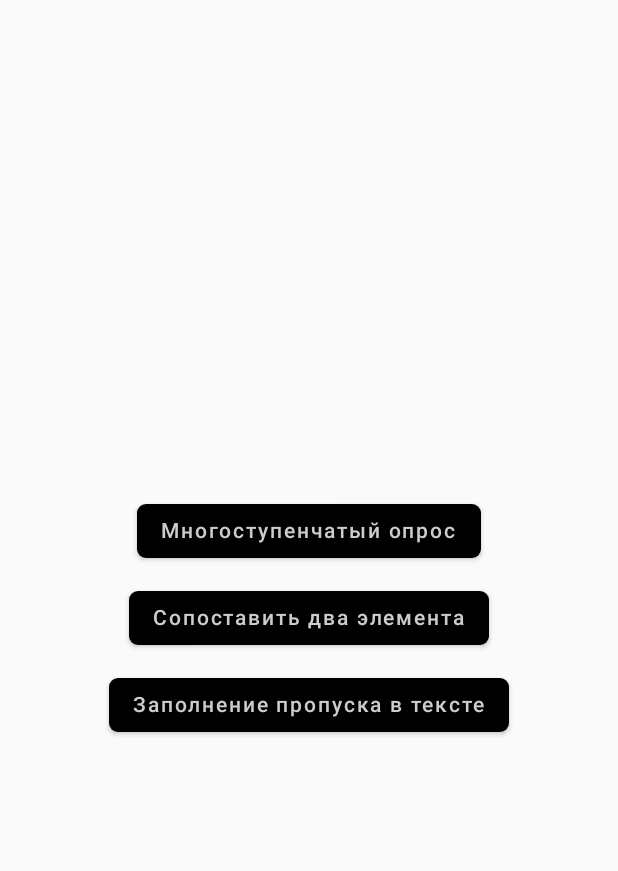
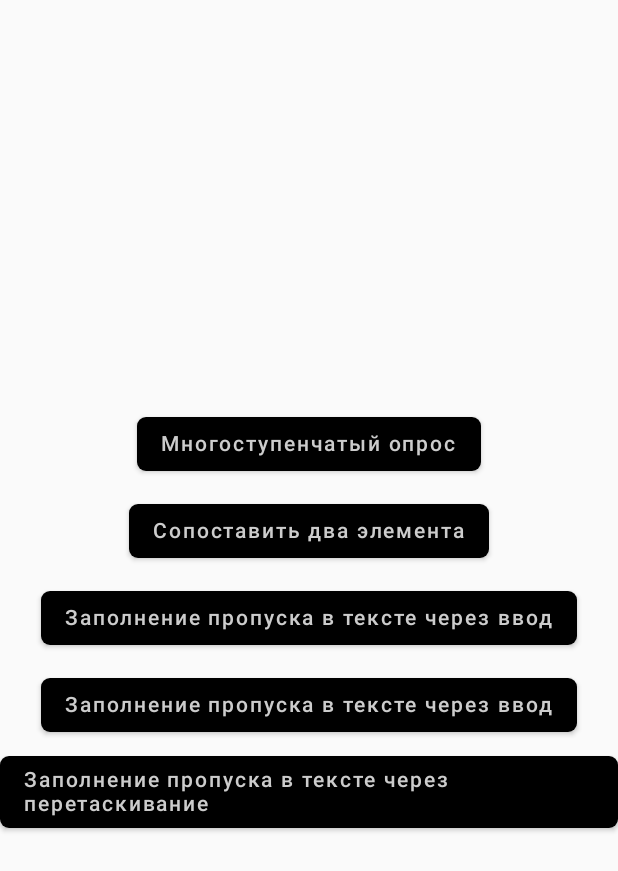
Before and after one commit to Privatik/AuthorInteractionElements, an Android app built with Jetpack Compose: the screen it shows after launch (MainActivity), on a phone screen of 412 x 824 dp. Shown: the top 871 px of the screen. Run offline under Robolectric (Android 15) with nearby library versions, the phone set to English and light mode, and no system bars.

Commit message:
fix putSkipPerEdit and create putSkipPerDrag

```diff
--- a/app/build.gradle
+++ b/app/build.gradle
@@ -50,6 +50,7 @@ dependencies {
     implementation(project(":core:ui"))
     implementation(project(":item"))
     implementation(project(":item:put-skip-per-edit"))
+    implementation(project(":item:put-skip-per-drag"))
     implementation(project(":item:survey"))
     implementation(project(":item:match-between-two-column"))
 
--- a/app/src/main/java/com/io/authorinteractionelements/ButtonsScreen.kt
+++ b/app/src/main/java/com/io/authorinteractionelements/ButtonsScreen.kt
@@ -4,7 +4,6 @@ import androidx.compose.foundation.layout.*
 import androidx.compose.foundation.rememberScrollState
 import androidx.compose.foundation.verticalScroll
 import androidx.compose.material.Button
-import androidx.compose.material.ButtonColors
 import androidx.compose.material.ButtonDefaults
 import androidx.compose.material.Text
 import androidx.compose.runtime.Composable
@@ -58,11 +57,39 @@ fun ButtonsScreen(
                 backgroundColor = palette.backgroundPrimary
             ),
             onClick = {
-                changeScreen(Screen.PutSkipItem)
+                changeScreen(Screen.PutSkipItemPerEdit)
             },
         ) {
             Text(
-                text = stringResource(R.string.put_skip_item),
+                text = stringResource(R.string.put_skip_item_per_edit),
+                color = palette.contentPrimary
+            )
+        }
+        Spacer(modifier = Modifier.height(dimens.smallSpace))
+        Button(
+            colors = ButtonDefaults.buttonColors(
+                backgroundColor = palette.backgroundPrimary
+            ),
+            onClick = {
+                changeScreen(Screen.PutSkipItemPerEdit)
+            },
+        ) {
+            Text(
+                text = stringResource(R.string.put_skip_item_per_edit),
+                color = palette.contentPrimary
+            )
+        }
+        Spacer(modifier = Modifier.height(dimens.smallSpace))
+        Button(
+            colors = ButtonDefaults.buttonColors(
+                backgroundColor = palette.backgroundPrimary
+            ),
+            onClick = {
+                changeScreen(Screen.PutSkipItemPerDrag)
+            },
+        ) {
+            Text(
+                text = stringResource(R.string.put_skip_item_per_drag),
                 color = palette.contentPrimary
             )
         }
--- a/app/src/main/java/com/io/authorinteractionelements/MainActivity.kt
+++ b/app/src/main/java/com/io/authorinteractionelements/MainActivity.kt
@@ -6,17 +6,12 @@ import androidx.activity.compose.BackHandler
 import androidx.activity.compose.setContent
 import androidx.activity.viewModels
 import androidx.compose.foundation.layout.fillMaxSize
-import androidx.compose.foundation.layout.height
 import androidx.compose.foundation.layout.padding
-import androidx.compose.foundation.layout.widthIn
-import androidx.compose.material.OutlinedTextField
-import androidx.compose.material.TextFieldDefaults
 import androidx.compose.runtime.getValue
 import androidx.compose.runtime.mutableStateOf
 import androidx.compose.runtime.saveable.rememberSaveable
 import androidx.compose.runtime.setValue
 import androidx.compose.ui.Modifier
-import androidx.compose.ui.graphics.Color
 import androidx.compose.ui.unit.dp
 import com.io.core.ui.Theme
 
@@ -50,7 +45,12 @@ class MainActivity : ComponentActivity() {
                         orderedSecondColumn = vm.secondOrderedColumn,
                         foundMatchItems = vm::foundMatchItems
                     )
-                    Screen.PutSkipItem -> PutSkipItemExampleScreen(
+                    Screen.PutSkipItemPerEdit -> PutSkipItemPerEditExampleScreen(
+                        modifier = Modifier
+                            .fillMaxSize()
+                            .padding(10.dp)
+                    )
+                    Screen.PutSkipItemPerDrag -> PutSkipItemPerDragExampleScreen(
                         modifier = Modifier
                             .fillMaxSize()
                             .padding(10.dp)
--- a/app/src/main/java/com/io/authorinteractionelements/PutSkipItemExampleScreen.kt
+++ b/app/src/main/java/com/io/authorinteractionelements/PutSkipItemPerEditExampleScreen.kt
@@ -1,15 +1,12 @@
 package com.io.authorinteractionelements
 
-import androidx.compose.foundation.background
 import androidx.compose.foundation.layout.height
-import androidx.compose.foundation.layout.heightIn
 import androidx.compose.foundation.layout.widthIn
 import androidx.compose.foundation.layout.wrapContentWidth
 import androidx.compose.material.Text
 import androidx.compose.runtime.*
 import androidx.compose.runtime.saveable.rememberSaveable
 import androidx.compose.ui.Modifier
-import androidx.compose.ui.graphics.Color
 import androidx.compose.ui.unit.dp
 import com.io.item.InteractionText
 import com.io.put_skip_per_edit.SkipTextField
@@ -18,7 +15,7 @@ import java.util.*
 private const val Mock = "1 пишется как ###|textField|Один|### а 2 пишется как ###|textField|Два|### а 3 пишется как ###|textField|Три|###."
 
 @Composable
-fun PutSkipItemExampleScreen(
+fun PutSkipItemPerEditExampleScreen(
     modifier: Modifier = Modifier
 ){
     InteractionText(
--- a/app/src/main/java/com/io/authorinteractionelements/Screens.kt
+++ b/app/src/main/java/com/io/authorinteractionelements/Screens.kt
@@ -7,7 +7,8 @@ import androidx.compose.runtime.saveable.Saver
 sealed class Screen(val route: String){
     object Survey: Screen(Route.SURVEY.route)
     object MatchBetweenTwoColumn: Screen(Route.MATCH_BETWEEN_TWO_COLUMN.route)
-    object PutSkipItem: Screen(Route.PUT_SKIP_ITEM.route)
+    object PutSkipItemPerEdit: Screen(Route.PUT_SKIP_ITEM_PER_EDIT.route)
+    object PutSkipItemPerDrag: Screen(Route.PUT_SKIP_ITEM_PER_DRAG.route)
 
     companion object{
         val Saver = Saver<MutableState<Screen?>, String>(
@@ -23,15 +24,17 @@ sealed class Screen(val route: String){
 
 
 private enum class Route(val route: String){
-    SURVEY("/survey"),
+    SURVEY("/Survey"),
     MATCH_BETWEEN_TWO_COLUMN("/MatchBetweenTwoColumn"),
-    PUT_SKIP_ITEM("/PutSkipItem")
+    PUT_SKIP_ITEM_PER_EDIT("/PutSkipItemPerEdit"),
+    PUT_SKIP_ITEM_PER_DRAG("/PutSkipItemPerDrag"),
 }
 
 private fun String?.parseScreen(): Screen? =
     when (this){
         Route.SURVEY.route -> Screen.Survey
         Route.MATCH_BETWEEN_TWO_COLUMN.route -> Screen.MatchBetweenTwoColumn
-        Route.PUT_SKIP_ITEM.route -> Screen.PutSkipItem
+        Route.PUT_SKIP_ITEM_PER_EDIT.route -> Screen.PutSkipItemPerEdit
+        Route.PUT_SKIP_ITEM_PER_DRAG.route -> Screen.PutSkipItemPerDrag
         else -> null
     }
--- a/app/src/main/res/values/strings.xml
+++ b/app/src/main/res/values/strings.xml
@@ -2,5 +2,6 @@
     <string name="app_name">AuthorInteractionElements</string>
     <string name="multi_survey">Многоступенчатый опрос</string>
     <string name="match_between_two_column">Сопоставить два элемента</string>
-    <string name="put_skip_item">Заполнение пропуска в тексте</string>
+    <string name="put_skip_item_per_edit">Заполнение пропуска в тексте через ввод</string>
+    <string name="put_skip_item_per_drag">Заполнение пропуска в тексте через перетаскивание</string>
 </resources>
--- /dev/null
+++ b/item/put-skip-per-drag/src/main/AndroidManifest.xml
@@ -0,0 +1,5 @@
+<?xml version="1.0" encoding="utf-8"?>
+<manifest xmlns:android="http://schemas.android.com/apk/res/android"
+    package="com.io.put_skip_per_drag">
+
+</manifest>
--- /dev/null
+++ b/item/put-skip-per-drag/src/main/java/com/io/put_skip_per_drag/InteractionElement.kt
@@ -0,0 +1,6 @@
+package com.io.put_skip_per_drag
+
+data class InteractionElement(
+    val id: Int,
+    val value: Any,
+)
--- a/settings.gradle
+++ b/settings.gradle
@@ -19,3 +19,4 @@ include ':item'
 include ':item:survey'
 include ':item:match-between-two-column'
 include ':item:put-skip-per-edit'
+include ':item:put-skip-per-drag'
```
Also changed, not shown: app/src/main/java/com/io/authorinteractionelements/PutSkipItemPerDragExampleScreen.kt (added, +201 -0 lines), item/put-skip-per-drag/build.gradle (added, +43 -0 lines), item/put-skip-per-drag/src/main/java/com/io/put_skip_per_drag/DragItem.kt (added, +21 -0 lines), item/src/main/java/com/io/item/InteractionHelper.kt (added, +9 -0 lines), item/src/main/java/com/io/item/InteractionText.kt (+11 -11 lines), 1 other file.
